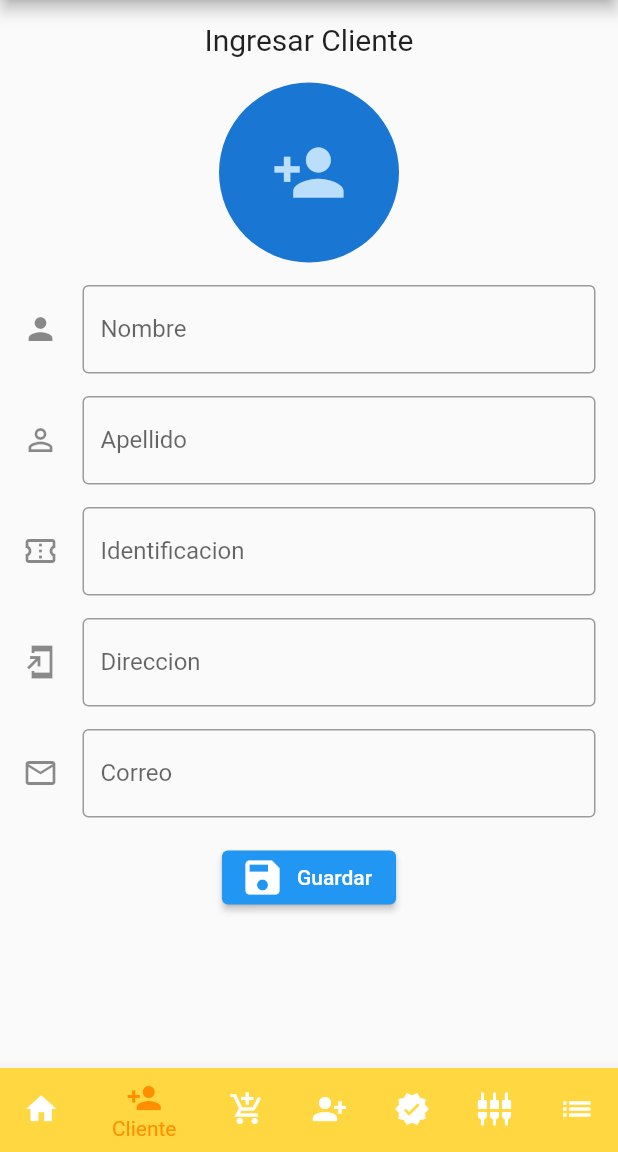
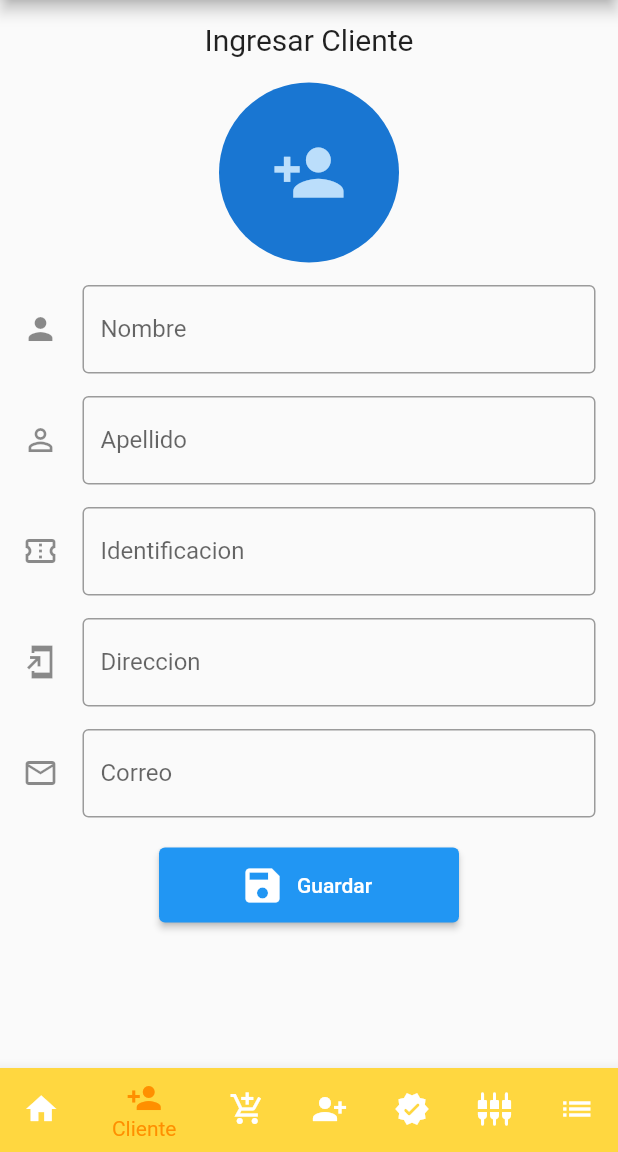
Before and after one commit to ByronSilvaOlvera/Flutter-pro-cli-inv, a Flutter app: the screen it shows after launch, item 2 of the bottom bar chosen, on a phone screen of 412 x 824 dp, the part 84-1236 px from its top. Run offline on Flutter 3.47's test engine with Material 2 defaults, Android fonts, the phone set to English and light mode, and no system bars; our stand-ins replace flutter_slidable.

Commit message:
Arreglo de boton page cliente

```diff
--- a/lib/pages/cliente_page.dart
+++ b/lib/pages/cliente_page.dart
@@ -39,7 +39,7 @@ class _ClientePageState extends State<ClientePage> {
               ),
 
               _fomulario(),
-
+              SizedBox(height: 20.0,),
               _buttonFormulario(context),
 
             ],
@@ -158,20 +158,15 @@ class _ClientePageState extends State<ClientePage> {
   }
 
   Widget _buttonFormulario(BuildContext context){
-
     return SizedBox(
-      height: 80.0,
-      child: Row(
-        mainAxisAlignment: MainAxisAlignment.spaceEvenly ,
-        children: [
-
-          ElevatedButton.icon(
-            onPressed: () => _metodoAlmacenamiento(context) ,
-            icon: Icon(Icons.save, size: 30.0,),
-            label: Text(_nombreMetodo),
-          ),
-        ],
-      ) ,
+      height: 50.0,
+      width: 200.0,
+      child:
+        ElevatedButton.icon(
+          onPressed: () => _metodoAlmacenamiento(context) ,
+          icon: Icon(Icons.save, size: 30.0,),
+          label: Text(_nombreMetodo),
+        ),
     );
   }
 
```
